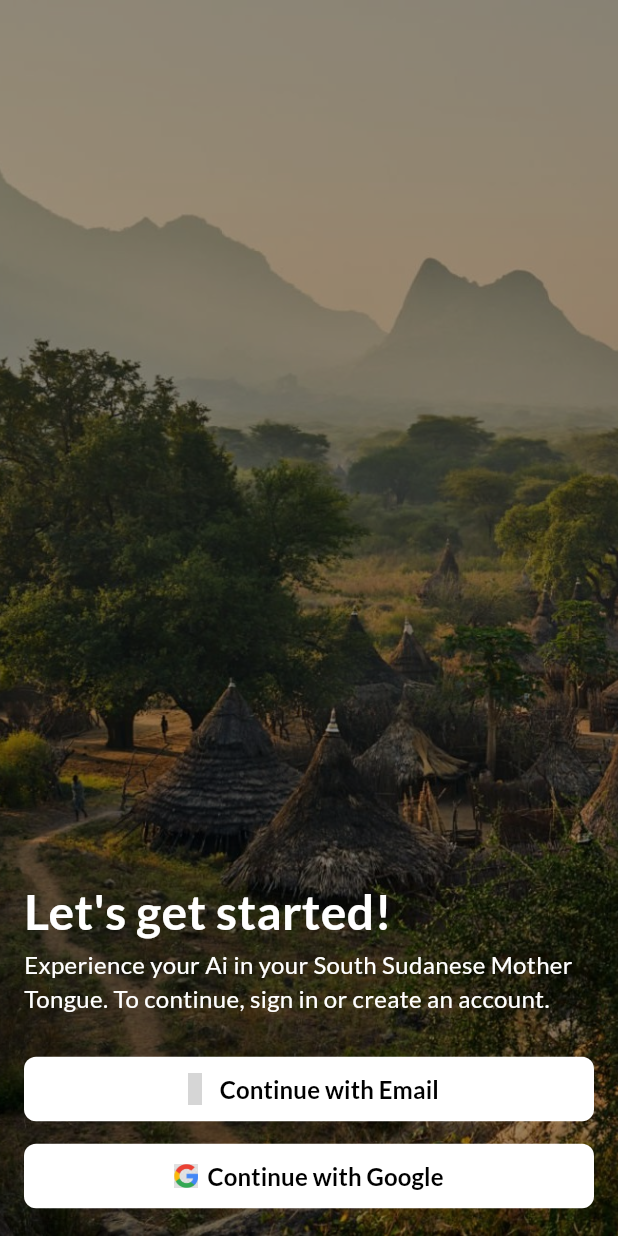
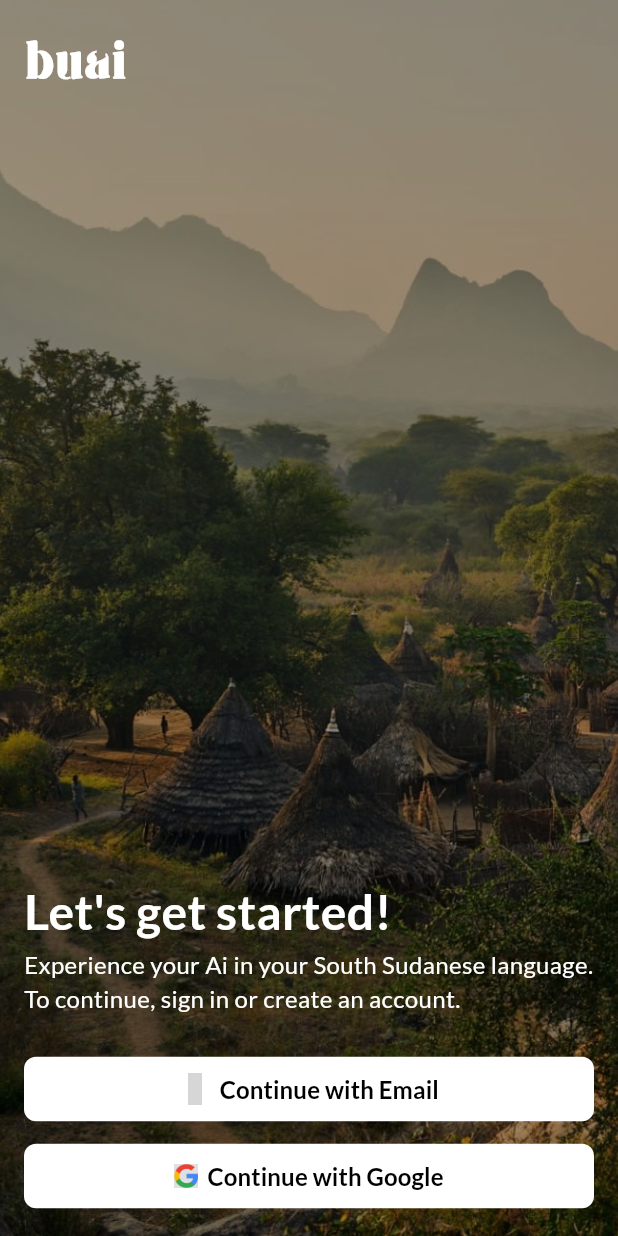
Before and after one commit to JunubiLabs/nilean, a Flutter app: the screen it shows after launch, on a phone screen of 412 x 824 dp. Run offline on Flutter 3.47's test engine with Material 3 defaults, Android fonts, the phone set to English and light mode, and no system bars; drawn by our look-alikes of flutter_animate; our stand-ins replace firebase_auth, firebase_core, flutter_bloc, google_fonts, iconsax_plus; accounts and stored records are empty; generated files the repository leaves out were written again; grey boxes are pictures that could not be loaded.

Commit message:
Add custom AppButtons widget and integrate GizaStencil font in WelcomePage

```diff
--- a/lib/ui/pages/welcome_page.dart
+++ b/lib/ui/pages/welcome_page.dart
@@ -1,4 +1,6 @@
+import 'package:buai/ui/widgets/app_buttons.dart';
 import 'package:flutter/material.dart';
+import 'package:flutter_animate/flutter_animate.dart';
 import 'package:google_fonts/google_fonts.dart';
 import 'package:iconsax_plus/iconsax_plus.dart';
 
@@ -30,6 +32,19 @@ class _WelcomePageState extends State<WelcomePage> {
             mainAxisAlignment: MainAxisAlignment.center,
             crossAxisAlignment: CrossAxisAlignment.start,
             children: [
+              Text(
+                "buai",
+                style: TextStyle(
+                  color: Colors.white,
+                  fontSize: 35,
+                  fontWeight: FontWeight.bold,
+                  fontFamily: 'GizaStencil',
+                  letterSpacing: 1.5,
+                ),
+              ).animate().fadeIn(
+                    duration: const Duration(milliseconds: 600),
+                    curve: Curves.easeIn,
+                  ),
               const Spacer(),
               Text(
                 "Let's get started!",
@@ -40,27 +55,17 @@ class _WelcomePageState extends State<WelcomePage> {
                 ),
               ),
               Text(
-                "Experience your Ai in your South Sudanese Mother Tongue. To continue, sign in or create an account.",
+                "Experience your Ai in your South Sudanese language. To continue, sign in or create an account.",
                 style: GoogleFonts.lato(
                   color: Colors.white,
                   fontSize: 16,
                 ),
               ),
               const SizedBox(height: 25),
-              TextButton(
+              AppButtons.authButton(
                 onPressed: () {
                   Navigator.of(context).pushNamed('/login');
                 },
-                style: TextButton.styleFrom(
-                  backgroundColor: Colors.white,
-                  padding: const EdgeInsets.symmetric(
-                    horizontal: 20,
-                    vertical: 10,
-                  ),
-                  shape: RoundedRectangleBorder(
-                    borderRadius: BorderRadius.circular(8),
-                  ),
-                ),
                 child: Row(
                   mainAxisAlignment: MainAxisAlignment.center,
                   crossAxisAlignment: CrossAxisAlignment.center,
@@ -77,22 +82,18 @@ class _WelcomePageState extends State<WelcomePage> {
                     ),
                   ],
                 ),
-              ),
+              )
+                  .animate()
+                  .slideY(
+                    begin: 0.5,
+                    duration: const Duration(milliseconds: 850),
+                  )
+                  .fade(),
               const SizedBox(height: 10),
-              TextButton(
+              AppButtons.authButton(
                 onPressed: () {
                   Navigator.of(context).pushNamed('/login');
                 },
-                style: TextButton.styleFrom(
-                  backgroundColor: Colors.white,
-                  padding: const EdgeInsets.symmetric(
-                    horizontal: 20,
-                    vertical: 10,
-                  ),
-                  shape: RoundedRectangleBorder(
-                    borderRadius: BorderRadius.circular(8),
-                  ),
-                ),
                 child: Row(
                   mainAxisAlignment: MainAxisAlignment.center,
                   crossAxisAlignment: CrossAxisAlignment.center,
@@ -109,7 +110,14 @@ class _WelcomePageState extends State<WelcomePage> {
                     ),
                   ],
                 ),
-              ),
+              )
+                  .animate()
+                  .slideY(
+                    begin: 0.5,
+                    duration: const Duration(milliseconds: 850),
+                    delay: const Duration(milliseconds: 200),
+                  )
+                  .fade(),
             ],
           ),
         ),
--- /dev/null
+++ b/lib/ui/widgets/app_buttons.dart
@@ -0,0 +1,23 @@
+import 'package:flutter/material.dart';
+
+class AppButtons {
+  static Widget authButton({
+    required Widget child,
+    required VoidCallback onPressed,
+  }) {
+    return TextButton(
+      onPressed: onPressed,
+      style: TextButton.styleFrom(
+        backgroundColor: Colors.white,
+        padding: const EdgeInsets.symmetric(
+          horizontal: 20,
+          vertical: 10,
+        ),
+        shape: RoundedRectangleBorder(
+          borderRadius: BorderRadius.circular(8),
+        ),
+      ),
+      child: child,
+    );
+  }
+}
```
Also changed, not shown: pubspec.yaml (+5 -6 lines), assets/fonts/gizastencil/Giza.otf (added), assets/fonts/gizastencil/GizaStencil.otf (added).
